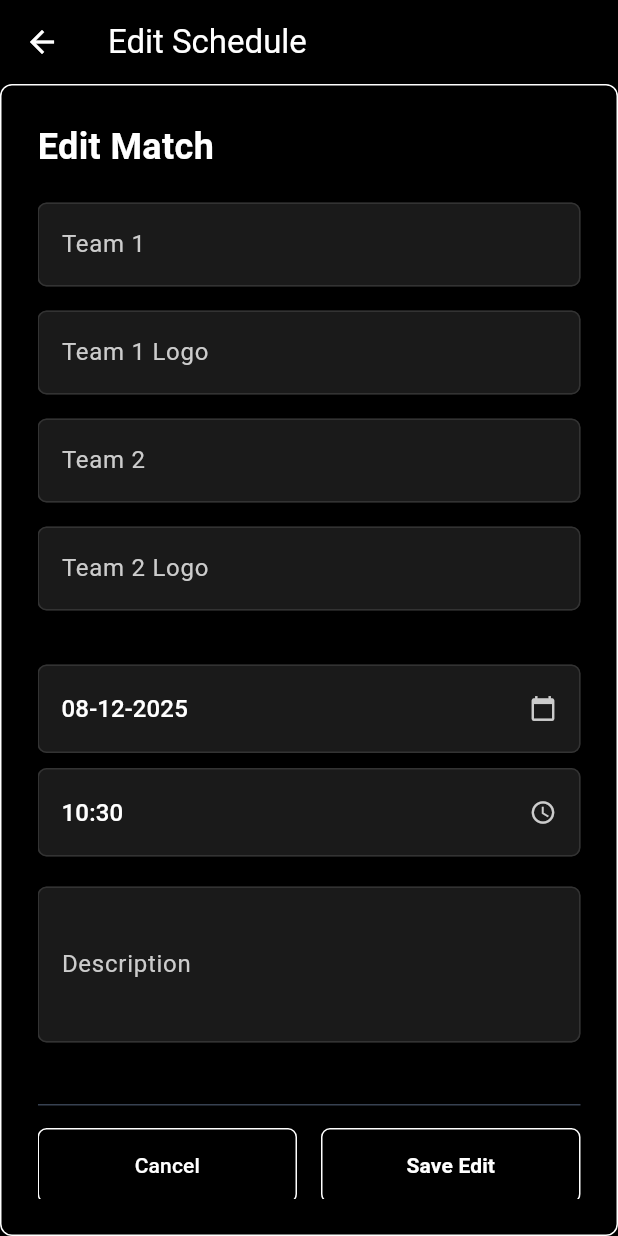
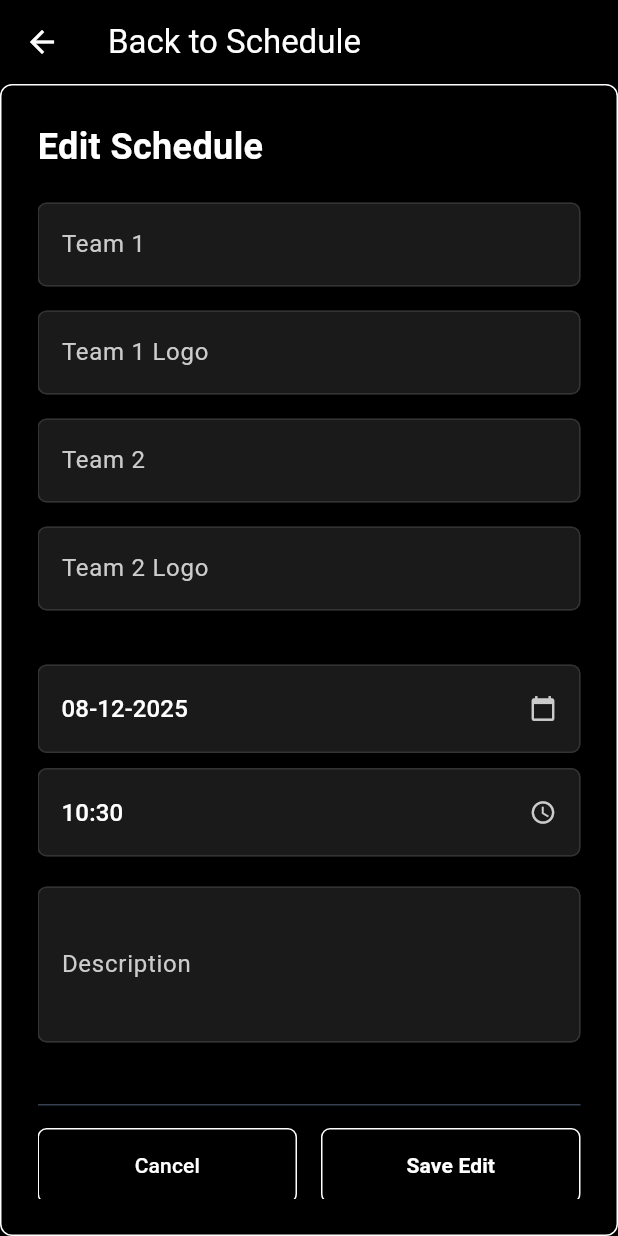
Before and after one commit to pbp-kelompok-c12/KickChronicle-mobile, a Flutter app: the EditSchedulePage screen opened directly with empty values, on a phone screen of 412 x 824 dp. Run offline on Flutter 3.47's test engine with Material 3 defaults, Android fonts, the light colour scheme and no system bars; our stand-ins replace file_picker, google_sign_in, table_calendar, universal_io, youtube_player_iframe; missing offline and left inert: google_sign_in_platform_interface, google_sign_in_web, pbp_django_auth.

Commit message:
fix: Memperbaiki detail design

```diff
--- a/lib/modules/highlight/screens/add_highlight_page.dart
+++ b/lib/modules/highlight/screens/add_highlight_page.dart
@@ -35,7 +35,6 @@ class _AddHighlightPageState extends State<AddHighlightPage> {
 
     final request = context.read<CookieRequest>();
 
-    // Replace with your actual local IP/URL (10.0.2.2 for emulator)
     const url = 'http://127.0.0.1:8000/add-highlight-flutter/';
 
     final response = await request.postJson(
--- a/lib/modules/kalender/add_schedule.dart
+++ b/lib/modules/kalender/add_schedule.dart
@@ -261,7 +261,7 @@ class _AddSchedulePageState extends State<AddSchedulePage> {
     return Scaffold(
       backgroundColor: Colors.black,
       appBar: AppBar(
-        title: const Text("Add Schedule", style: TextStyle(color: Colors.white)),
+        title: const Text("Back to Schedule", style: TextStyle(color: Colors.white)),
         backgroundColor: Colors.black,
         iconTheme: const IconThemeData(color: Colors.white),
       ),
--- a/lib/modules/kalender/edit_schedule.dart
+++ b/lib/modules/kalender/edit_schedule.dart
@@ -254,7 +254,7 @@ class _EditSchedulePageState extends State<EditSchedulePage> {
     return Scaffold(
       backgroundColor: Colors.black,
       appBar: AppBar(
-        title: const Text("Edit Schedule", style: TextStyle(color: Colors.white)),
+        title: const Text("Back to Schedule", style: TextStyle(color: Colors.white)),
         backgroundColor: Colors.black,
         iconTheme: const IconThemeData(color: Colors.white),
       ),
@@ -275,7 +275,7 @@ class _EditSchedulePageState extends State<EditSchedulePage> {
                   shrinkWrap: true,
                   children: [
                     const Text(
-                      "Edit Match",
+                      "Edit Schedule",
                       style: TextStyle(fontSize: 24, fontWeight: FontWeight.bold, color: Colors.white),
                     ),
                     const SizedBox(height: 20),
--- a/lib/modules/kalender/import_csv_schedule.dart
+++ b/lib/modules/kalender/import_csv_schedule.dart
@@ -104,7 +104,7 @@ class _ImportCsvSchedulePageState extends State<ImportCsvSchedulePage> {
     return Scaffold(
       backgroundColor: Colors.black,
       appBar: AppBar(
-        title: const Text('Import Schedule', style: TextStyle(color: Colors.white)),
+        title: const Text('Back to Schedule', style: TextStyle(color: Colors.white)),
         backgroundColor: Colors.black,
         iconTheme: const IconThemeData(color: Colors.white),
       ),
```
